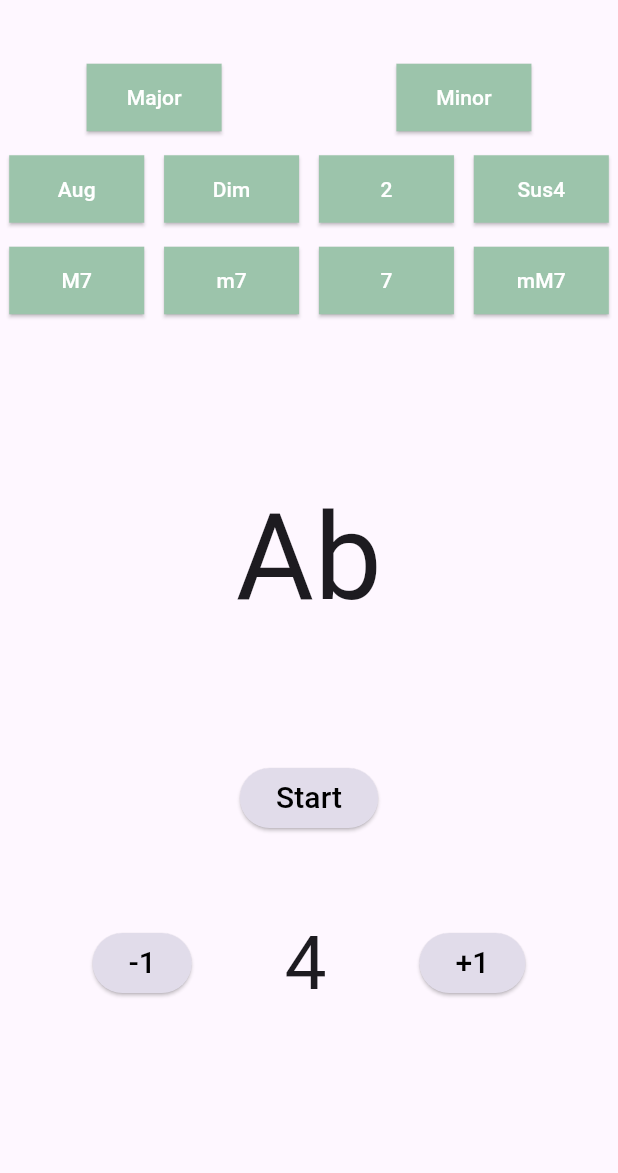
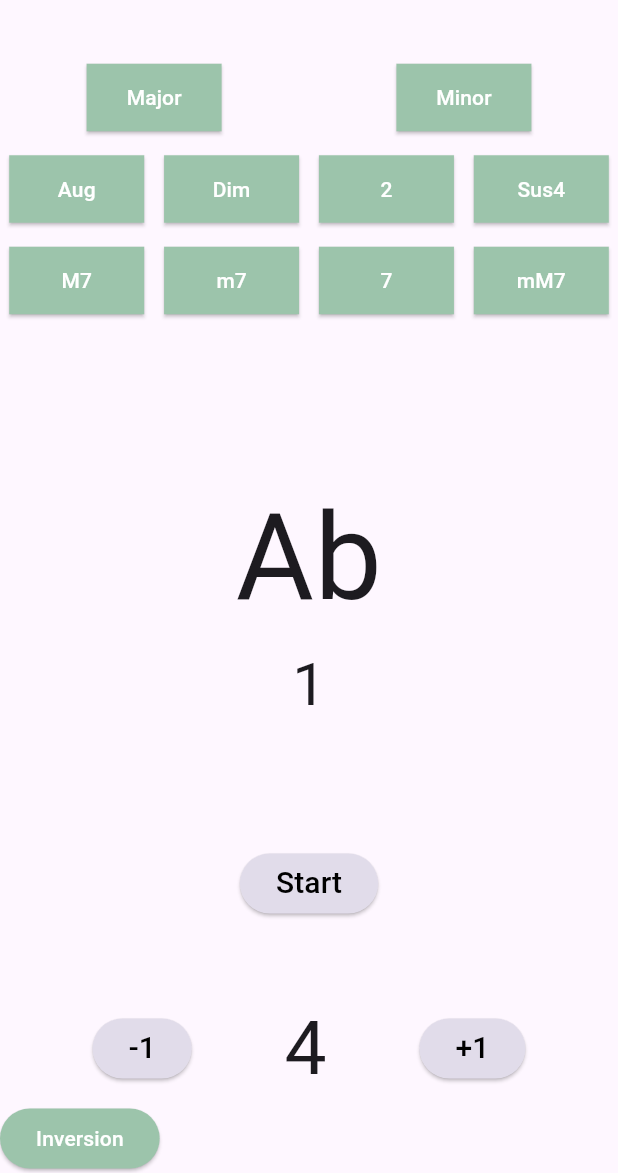
Before and after one commit to ChordPracticeApp/FE, a Flutter app: the screen it shows after launch, on a phone screen of 412 x 824 dp, the part 63-1236 px from its top. Run offline on Flutter 3.47's test engine with Material 3 defaults, Android fonts, the phone set to English and light mode, and no system bars.

Commit message:
Inversion 버튼 만듦

```diff
--- a/lib/main.dart
+++ b/lib/main.dart
@@ -54,8 +54,6 @@ class _RandomChordScreenState extends State<RandomChordScreen> {
   bool sevenButtonEnabled = true;
   bool mM7ButtonEnabled = true;
 
-
-
   void toggleMajorButton() {
     setState(() {
       if (chords.any((element) => element.contains('C'))) {
@@ -67,7 +65,6 @@ class _RandomChordScreenState extends State<RandomChordScreen> {
       majorButtonEnabled = !majorButtonEnabled;
     });
   }
-
   void toggleMinorButton() {
     setState(() {
       if (chords.any((element) => element.contains('Cm'))) {
@@ -78,7 +75,6 @@ class _RandomChordScreenState extends State<RandomChordScreen> {
       minorButtonEnabled = !minorButtonEnabled;
     });
   }
-
   void toggleAugButton() {
     setState(() {
       if (chords.any((element) => element.contains('Caug'))) {
@@ -89,7 +85,6 @@ class _RandomChordScreenState extends State<RandomChordScreen> {
       augButtonEnabled = !augButtonEnabled;
     });
   }
-
   void toggleDimButton() {
     setState(() {
       if (chords.any((element) => element.contains('Cdim'))) {
@@ -100,7 +95,6 @@ class _RandomChordScreenState extends State<RandomChordScreen> {
       dimButtonEnabled = !dimButtonEnabled;
     });
   }
-
   void toggle2Button() {
     setState(() {
       if (chords.any((element) => element.contains('C2'))) {
@@ -111,7 +105,6 @@ class _RandomChordScreenState extends State<RandomChordScreen> {
       twoButtonEnabled = !twoButtonEnabled;
     });
   }
-
   void toggleSus4Button() {
     setState(() {
       if (chords.any((element) => element.contains('Csus4'))) {
@@ -122,7 +115,6 @@ class _RandomChordScreenState extends State<RandomChordScreen> {
       sus4ButtonEnabled = !sus4ButtonEnabled;
     });
   }
-
   void toggleM7Button() {
     setState(() {
       if (chords.any((element) => element.contains('CM7'))) {
@@ -133,7 +125,6 @@ class _RandomChordScreenState extends State<RandomChordScreen> {
       M7ButtonEnabled = !M7ButtonEnabled;
     });
   }
-
   void togglem7Button() {
     setState(() {
       if (chords.any((element) => element.contains('Cm7'))) {
@@ -144,7 +135,6 @@ class _RandomChordScreenState extends State<RandomChordScreen> {
       m7ButtonEnabled = !m7ButtonEnabled;
     });
   }
-
   void toggle7Button() {
     setState(() {
       if (chords.any((element) => element.contains('C7'))) {
@@ -155,7 +145,6 @@ class _RandomChordScreenState extends State<RandomChordScreen> {
       sevenButtonEnabled = !sevenButtonEnabled;
     });
   }
-
   void togglemM7Button() {
     setState(() {
       if (chords.any((element) => element.contains('CmM7'))) {
@@ -167,6 +156,8 @@ class _RandomChordScreenState extends State<RandomChordScreen> {
     });
   }
 
+  String inversion = '1';  //전위 담당 변수
+  bool InversionEnabled = true;
 
   void generateRandomChord() {
     setState(() {
@@ -183,8 +174,26 @@ class _RandomChordScreenState extends State<RandomChordScreen> {
     });
   }
 
-  int inversion = 0;  //전위 담당 변수
-  bool showInversion = true;
+  void toggleInversionEnabledButton() {
+    InversionEnabled = !InversionEnabled;
+  }
+
+  void generateRamdomInversion4(){
+    if(InversionEnabled == true){
+      inversion = (Random().nextInt(4) + 1).toString();
+    } else{
+      inversion = '';
+    }
+  }
+
+  void generateRamdomInversion3(){
+    if(InversionEnabled == true){
+      inversion = (Random().nextInt(3) + 1).toString();
+    } else {
+      inversion = '';
+    }
+  }
+
   Timer? _timer;
   int gTime = 4;
   void toggleRandomChordGenerator() {
@@ -195,6 +204,11 @@ class _RandomChordScreenState extends State<RandomChordScreen> {
       _timer = Timer.periodic(Duration(seconds: gTime), (timer) {
         previousChord = currentChord;
         generateRandomChord();
+        if(currentChord.contains('7')){
+          generateRamdomInversion4();
+        } else{
+          generateRamdomInversion3();
+        }
       });
     }
   }
@@ -394,6 +408,11 @@ class _RandomChordScreenState extends State<RandomChordScreen> {
             textAlign: TextAlign.center,
           ),
 
+          //전위 숫자
+          Text(
+            inversion,
+            style: TextStyle(fontSize: 40),
+          ),
           SizedBox(height: 80),
           ElevatedButton(
             onPressed : (){
@@ -408,6 +427,8 @@ class _RandomChordScreenState extends State<RandomChordScreen> {
             style: ElevatedButton.styleFrom(backgroundColor: (GbuttonText == 'Stop') ? Color(0xff9BB8D5) : Color(0xffE1DCEA)),
           ),
           SizedBox(height: 50),
+
+          //-1, 전환 시간, +1
           Row(
               mainAxisAlignment: MainAxisAlignment.spaceEvenly,
               children: [
@@ -433,7 +454,7 @@ class _RandomChordScreenState extends State<RandomChordScreen> {
                       style: TextStyle(fontSize: 20, color: Colors.black)
                   ),
                 ),
-              //시간 표시 부분
+                //전환 시간
                 Text(
                   gTime.toString(),
                   style: TextStyle(fontSize: 50),
@@ -459,8 +480,18 @@ class _RandomChordScreenState extends State<RandomChordScreen> {
                   ),
                 ),
               ]
+          ),
+          Row(
+            children: [
+              ElevatedButton(
+                onPressed: toggleInversionEnabledButton,
+                style: ElevatedButton.styleFrom(
+                  backgroundColor: InversionEnabled ? Color(0xff9CC4AB) : Color(0xffCCE4C3),
+                ),
+                child: Text('Inversion', style: TextStyle(color: Colors.white)),
+              ),
+            ],
           )
-
         ],
       ),
     );
```
Lines whose indentation alone changed are shown as unchanged.
